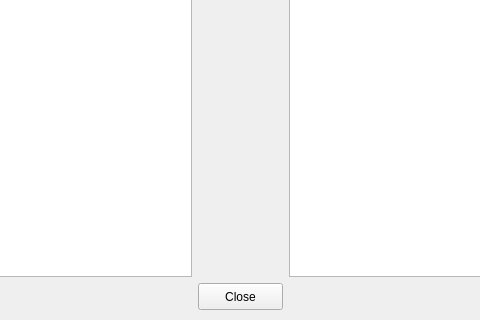
nickedes/Apertium-GUI, file apergui.ui: the form before one commit; both pictures show x 119 to 599 and y 177 to 497 of the 725 by 497 pixel window.
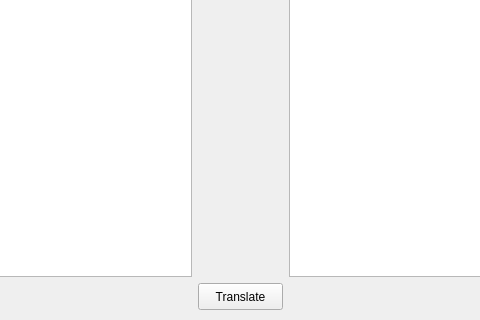
The form after the commit.

Commit message: fetch json response

What changed in the file:
```diff
--- a/apergui.ui
+++ b/apergui.ui
@@ -69,7 +69,7 @@
     </rect>
    </property>
    <property name="text">
-    <string>Close</string>
+    <string>Translate</string>
    </property>
   </widget>
   <widget class="QLabel" name="label_3">
```
Left out of the diff: 2 changed lines with no effect on the pictures. The commit also changes 1 other file.
